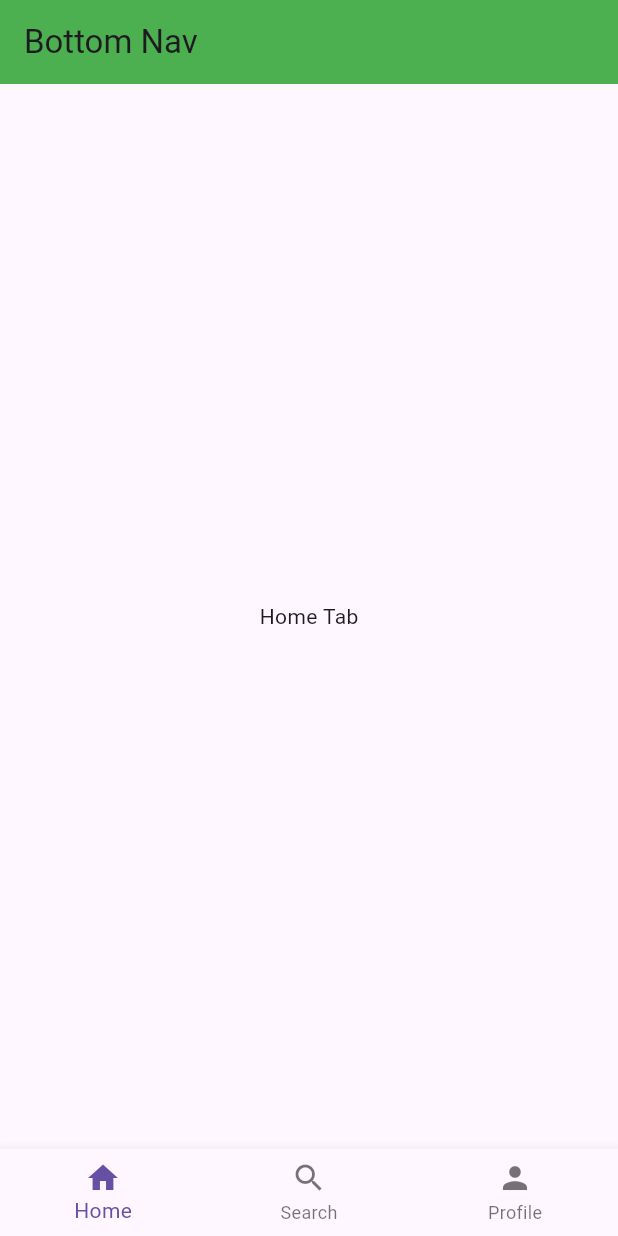
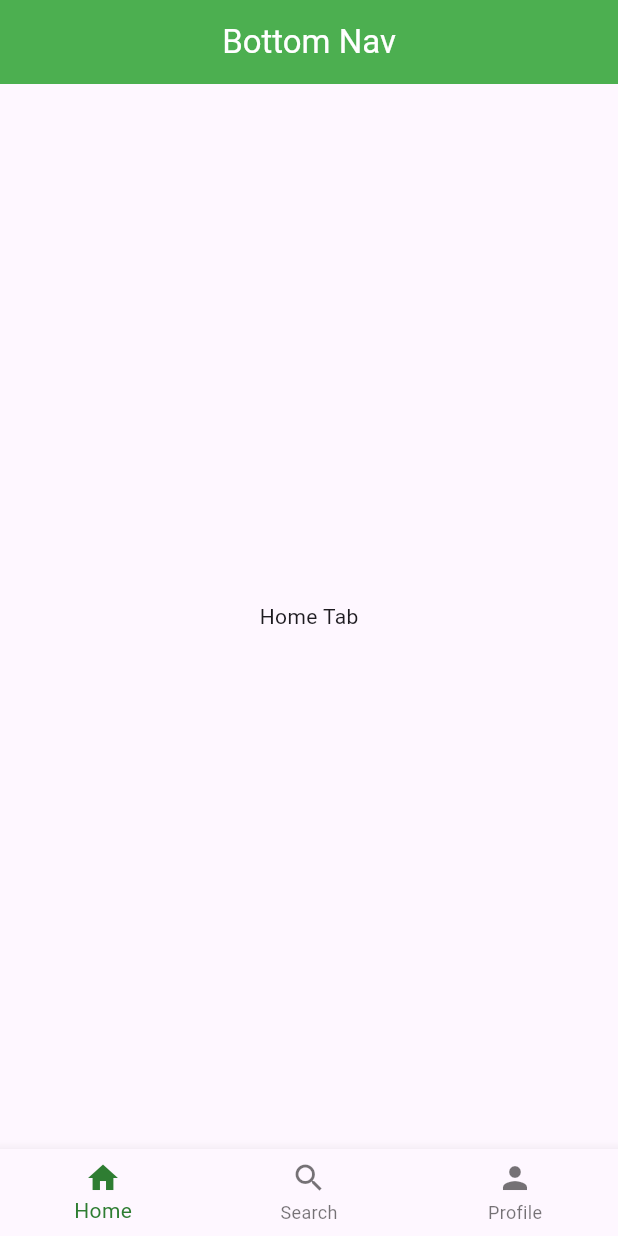
Before and after one commit to tardev35/flutter2024, a Flutter app: the screen it shows after launch, on a phone screen of 412 x 824 dp. Run offline on Flutter 3.47's test engine with Material 3 defaults, Android fonts, the phone set to English and light mode, and no system bars.

Commit message:
Update Color Navba

```diff
--- a/lib/bottom_nav.dart
+++ b/lib/bottom_nav.dart
@@ -36,13 +36,20 @@ class _BottomNavState extends State<BottomNav> {
   Widget build(BuildContext context) {
     return Scaffold(
         appBar: AppBar(
-          title: const Text('Bottom Nav'),
+          title: const Text(
+            'Bottom Nav',
+            style: TextStyle(
+              color: (Colors.white),
+            ),
+          ),
           backgroundColor: Colors.green,
+          centerTitle: true,
         ),
         body: _children[_currentIndex],
         bottomNavigationBar: BottomNavigationBar(
           onTap: onTabTapped,
           currentIndex: _currentIndex,
+          selectedItemColor: Colors.green[800],
           items: const [
             BottomNavigationBarItem(icon: Icon(Icons.home), label: 'Home'),
             BottomNavigationBarItem(icon: Icon(Icons.search), label: 'Search'),
--- a/lib/card_example.dart
+++ b/lib/card_example.dart
@@ -22,6 +22,7 @@ class CardPage extends StatelessWidget {
         title: const Text('Card App'),
         backgroundColor: Colors.deepPurple,
         foregroundColor: Colors.white,
+        centerTitle: true,
       ),
       body: Center(
         child: Card(
```
